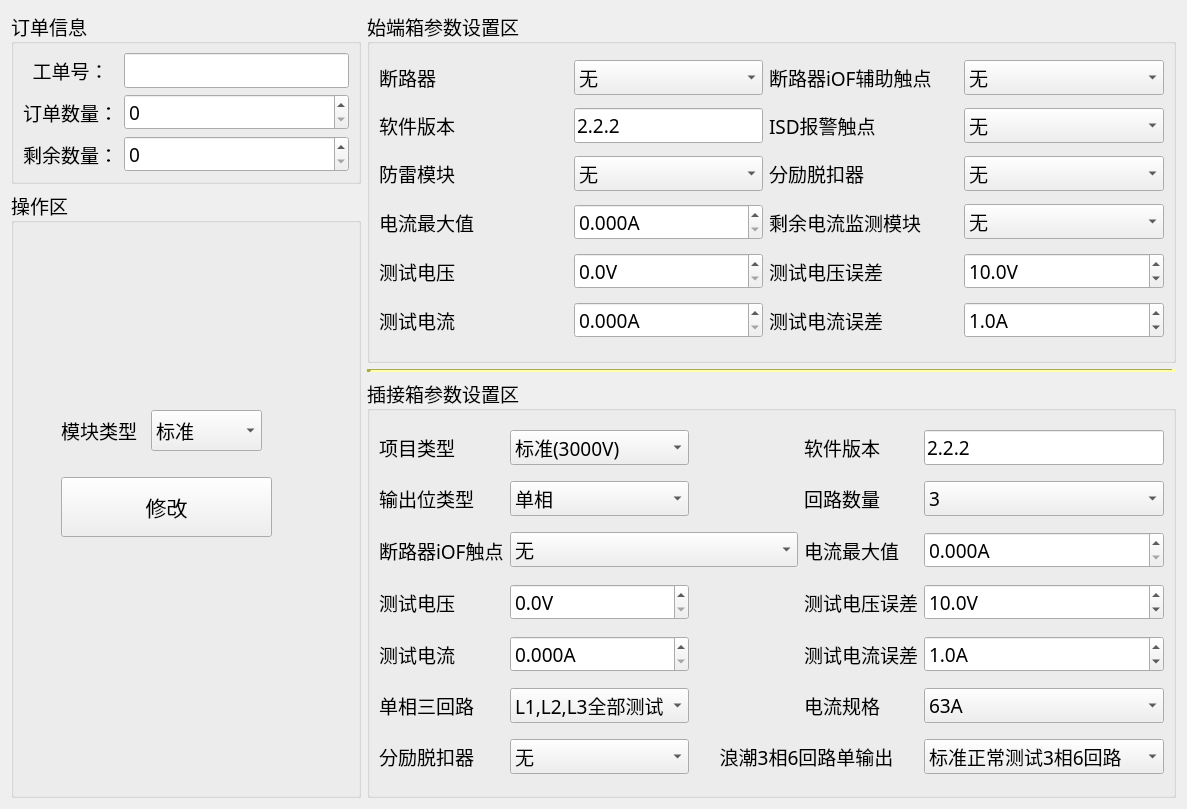
Before: the Qt Designer form ProductEvalTool/qc-busbar/setups/setting.ui in ChinaClever/ProductEvalTool, drawn with Qt 5.
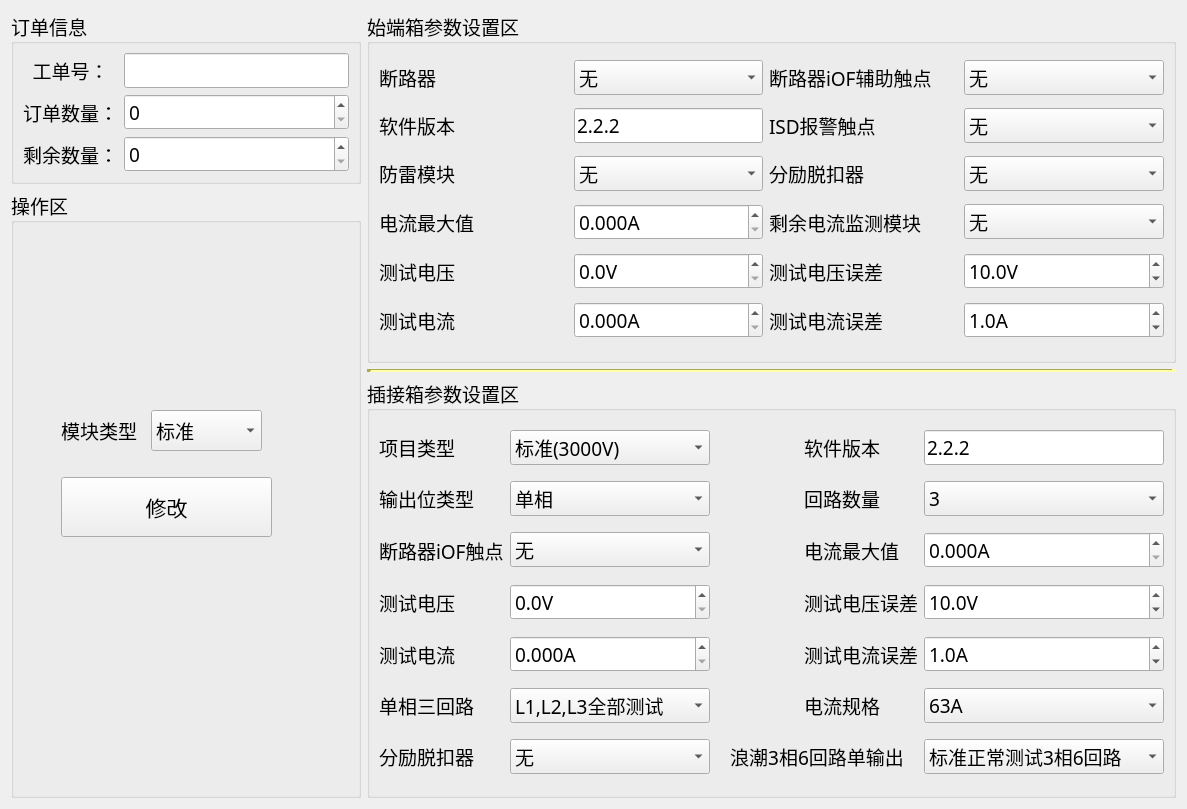
After: the same form once the commit is applied.

Patch:
```diff
--- a/ProductEvalTool/qc-busbar/setups/setting.ui
+++ b/ProductEvalTool/qc-busbar/setups/setting.ui
@@ -649,32 +649,6 @@
         </property>
        </widget>
       </item>
-      <item row="2" column="1" colspan="2">
-       <widget class="QComboBox" name="iOFBox_2">
-        <property name="minimumSize">
-         <size>
-          <width>200</width>
-          <height>30</height>
-         </size>
-        </property>
-        <property name="maximumSize">
-         <size>
-          <width>16777215</width>
-          <height>16777215</height>
-         </size>
-        </property>
-        <item>
-         <property name="text">
-          <string>无</string>
-         </property>
-        </item>
-        <item>
-         <property name="text">
-          <string>有</string>
-         </property>
-        </item>
-       </widget>
-      </item>
       <item row="2" column="3">
        <widget class="QLabel" name="label_27">
         <property name="text">
@@ -908,6 +882,32 @@
         </item>
        </widget>
       </item>
+      <item row="2" column="1">
+       <widget class="QComboBox" name="iOFBox_2">
+        <property name="minimumSize">
+         <size>
+          <width>200</width>
+          <height>30</height>
+         </size>
+        </property>
+        <property name="maximumSize">
+         <size>
+          <width>16777215</width>
+          <height>16777215</height>
+         </size>
+        </property>
+        <item>
+         <property name="text">
+          <string>无</string>
+         </property>
+        </item>
+        <item>
+         <property name="text">
+          <string>有</string>
+         </property>
+        </item>
+       </widget>
+      </item>
      </layout>
     </widget>
    </item>
```
